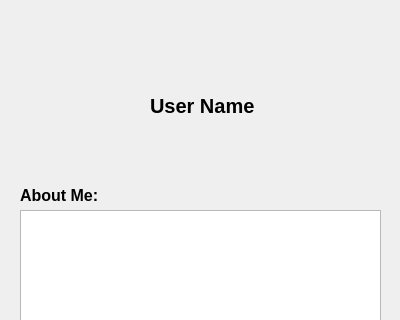
Old version of the form friendprofile.ui in the repository aes001/cpp_tomeo; both pictures show x 0 to 400 and y 0 to 320 of the 400 by 710 pixel window.
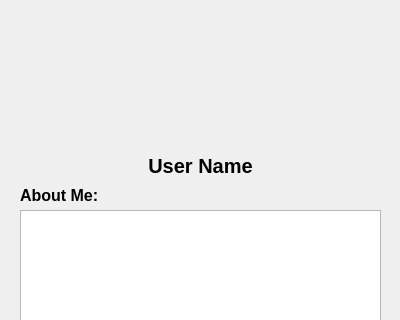
New version of the form. Icons and pictures are not drawn.

Commit message: Changed the profile page to center align the profile picture, started work on the record page

Diff of the .ui file:
```diff
--- a/friendprofile.ui
+++ b/friendprofile.ui
@@ -17,10 +17,10 @@
    <widget class="QLabel" name="profileImage">
     <property name="geometry">
      <rect>
-      <x>20</x>
-      <y>50</y>
-      <width>111</width>
-      <height>111</height>
+      <x>150</x>
+      <y>40</y>
+      <width>101</width>
+      <height>101</height>
      </rect>
     </property>
     <property name="text">
@@ -36,9 +36,9 @@
    <widget class="QLabel" name="userName">
     <property name="geometry">
      <rect>
-      <x>150</x>
-      <y>80</y>
-      <width>231</width>
+      <x>80</x>
+      <y>140</y>
+      <width>241</width>
       <height>51</height>
      </rect>
     </property>
@@ -55,7 +55,7 @@
      <bool>true</bool>
     </property>
     <property name="alignment">
-     <set>Qt::AlignLeading|Qt::AlignLeft|Qt::AlignVCenter</set>
+     <set>Qt::AlignCenter</set>
     </property>
    </widget>
    <widget class="QLabel" name="aboutMe">
```
The commit also changes 10 other files.
